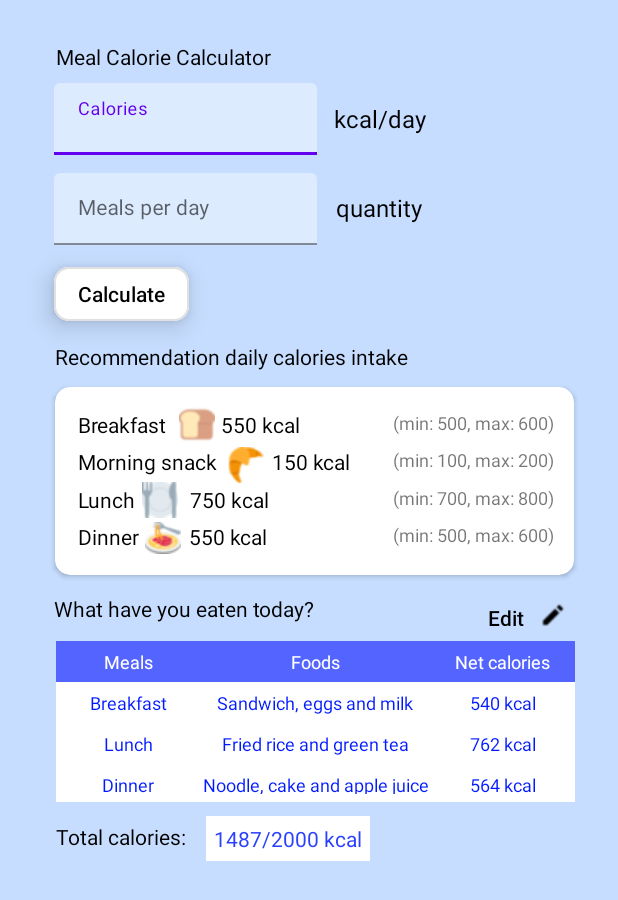
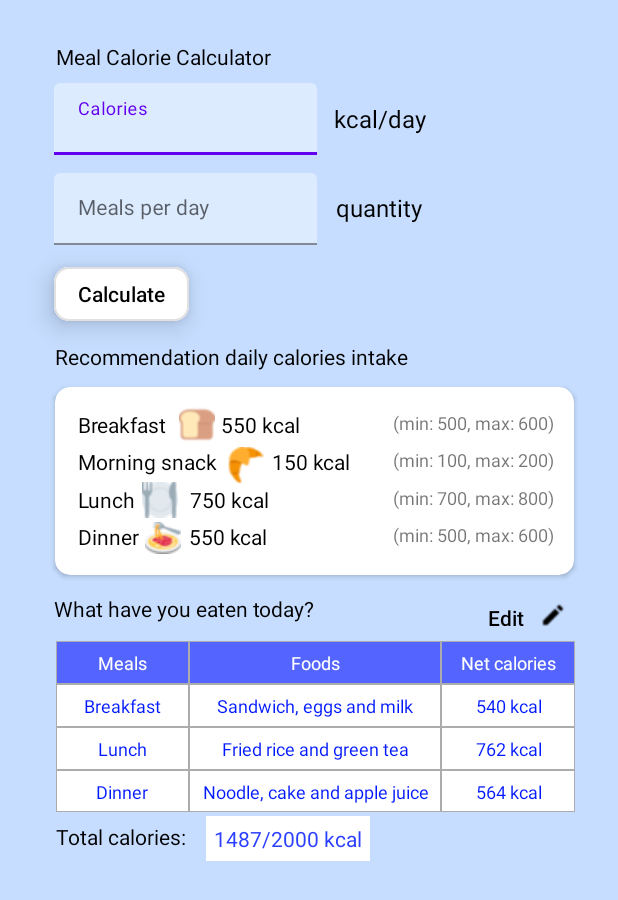
Before and after one commit to LunarDerrick/Healthier_App, an Android app: the fragment CalorieCalc shown on its own in the app's theme, on a phone screen of 412 x 824 dp. Shown: the top 900 px of the screen. Run offline under Robolectric (Android 15) with nearby library versions, the phone set to English and light mode, and no system bars.

Commit message:
table edit

```diff
--- /dev/null
+++ b/app/src/main/res/drawable/cell_shape.xml
@@ -0,0 +1,4 @@
+<?xml version="1.0" encoding="utf-8"?>
+<shape android:shape="rectangle" xmlns:android="http://schemas.android.com/apk/res/android">
+    <stroke android:width="0.75dp"  android:color="#ACACAC"/>
+</shape>
--- a/app/src/main/res/layout/fragment_calorie.xml
+++ b/app/src/main/res/layout/fragment_calorie.xml
@@ -301,7 +301,7 @@
 
     <TableLayout
         android:layout_width="346dp"
-        android:layout_height="107dp"
+        android:layout_height="114dp"
         android:layout_marginStart="37dp"
         android:layout_marginTop="427dp"
         android:layout_marginEnd="28dp"
@@ -315,7 +315,6 @@
             android:layout_width="match_parent"
             android:layout_height="match_parent"
             android:background="#5465FF"
-            android:padding="5dp"
             android:textAlignment="center">
 
             <TextView
@@ -324,6 +323,8 @@
                 android:layout_weight="2"
                 android:gravity="center_horizontal"
                 android:text="@string/meals"
+                android:background="@drawable/cell_shape"
+                android:padding="6dp"
                 android:textAlignment="center"
                 android:textColor="#FFFFFF"
                 android:textSize="12sp"
@@ -335,6 +336,8 @@
                 android:layout_weight="2"
                 android:gravity="center_horizontal"
                 android:text="@string/foods"
+                android:background="@drawable/cell_shape"
+                android:padding="6dp"
                 android:textAlignment="center"
                 android:textColor="#FFFFFF"
                 android:textSize="12sp"
@@ -346,6 +349,8 @@
                 android:layout_weight="2"
                 android:gravity="center_horizontal"
                 android:text="@string/net_calories"
+                android:background="@drawable/cell_shape"
+                android:padding="6dp"
                 android:textAlignment="center"
                 android:textColor="#FFFFFF"
                 android:textSize="12sp"
@@ -356,7 +361,6 @@
         <TableRow
             android:layout_width="match_parent"
             android:layout_height="match_parent"
-            android:padding="5dp"
             android:textAlignment="center">
 
             <TextView
@@ -365,6 +369,8 @@
                 android:layout_weight="2"
                 android:gravity="center_horizontal"
                 android:text="@string/breakfast"
+                android:background="@drawable/cell_shape"
+                android:padding="6dp"
                 android:textAlignment="center"
                 android:textColor="#0019FF"
                 android:textSize="12sp" />
@@ -375,6 +381,8 @@
                 android:layout_weight="2"
                 android:gravity="center_horizontal"
                 android:text="@string/sandwich_eggs_and_milk"
+                android:background="@drawable/cell_shape"
+                android:padding="6dp"
                 android:textAlignment="center"
                 android:textColor="#0019FF"
                 android:textSize="12sp" />
@@ -385,6 +393,8 @@
                 android:layout_weight="2"
                 android:gravity="center_horizontal"
                 android:text="@string/_540_kcal"
+                android:background="@drawable/cell_shape"
+                android:padding="6dp"
                 android:textAlignment="center"
                 android:textColor="#0019FF"
                 android:textSize="12sp" />
@@ -394,7 +404,6 @@
         <TableRow
             android:layout_width="match_parent"
             android:layout_height="match_parent"
-            android:padding="5dp"
             android:textAlignment="center">
 
             <TextView
@@ -403,6 +412,8 @@
                 android:layout_weight="2"
                 android:gravity="center_horizontal"
                 android:text="@string/lunch"
+                android:background="@drawable/cell_shape"
+                android:padding="6dp"
                 android:textAlignment="center"
                 android:textColor="#0019FF"
                 android:textSize="12sp" />
@@ -413,6 +424,8 @@
                 android:layout_weight="2"
                 android:gravity="center_horizontal"
                 android:text="@string/fried_rice_and_green_tea"
+                android:background="@drawable/cell_shape"
+                android:padding="6dp"
                 android:textAlignment="center"
                 android:textColor="#0019FF"
                 android:textSize="12sp" />
@@ -423,6 +436,8 @@
                 android:layout_weight="2"
                 android:gravity="center_horizontal"
                 android:text="@string/_762_kcal"
+                android:background="@drawable/cell_shape"
+                android:padding="6dp"
                 android:textAlignment="center"
                 android:textColor="#0019FF"
                 android:textSize="12sp" />
@@ -432,7 +447,6 @@
         <TableRow
             android:layout_width="match_parent"
             android:layout_height="match_parent"
-            android:padding="5dp"
             android:textAlignment="center">
 
             <TextView
@@ -441,6 +455,8 @@
                 android:layout_weight="2"
                 android:gravity="center_horizontal"
                 android:text="@string/dinner"
+                android:background="@drawable/cell_shape"
+                android:padding="6dp"
                 android:textAlignment="center"
                 android:textColor="#0019FF"
                 android:textSize="12sp" />
@@ -451,6 +467,8 @@
                 android:layout_weight="2"
                 android:gravity="center_horizontal"
                 android:text="@string/noodle_cake_and_apple_juice"
+                android:background="@drawable/cell_shape"
+                android:padding="6dp"
                 android:textAlignment="center"
                 android:textColor="#0019FF"
                 android:textSize="12sp" />
@@ -461,6 +479,8 @@
                 android:layout_weight="2"
                 android:gravity="center_horizontal"
                 android:text="@string/_564_kcal"
+                android:background="@drawable/cell_shape"
+                android:padding="6dp"
                 android:textAlignment="center"
                 android:textColor="#0019FF"
                 android:textSize="12sp" />
```
